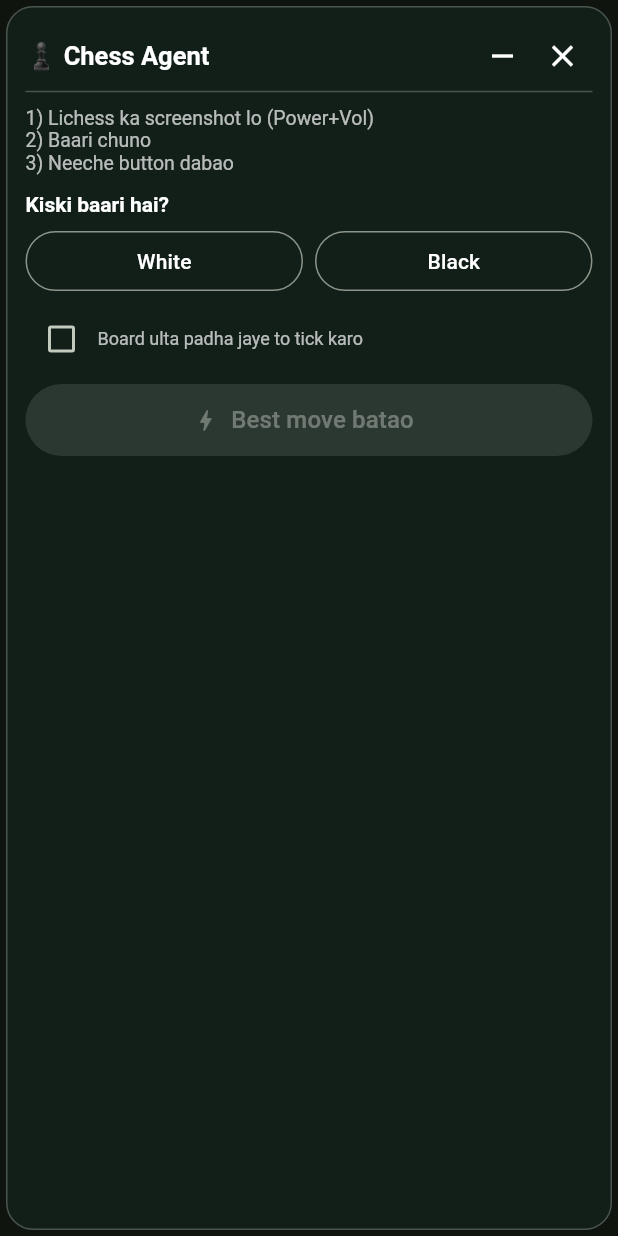
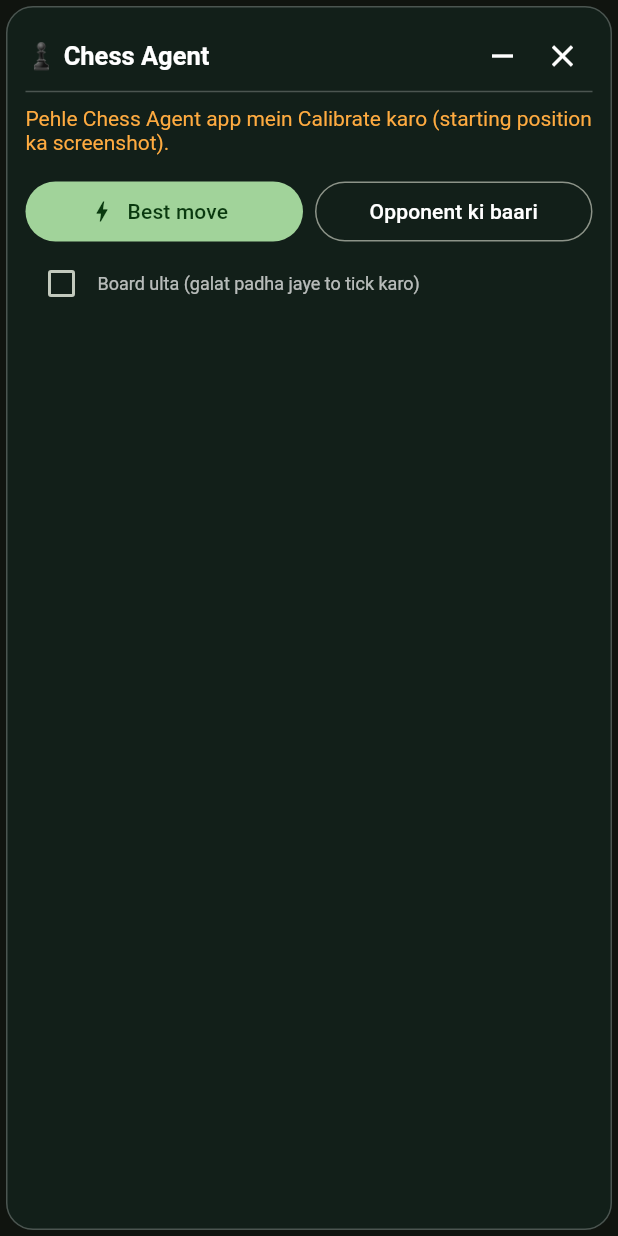
Before and after one commit to istehsansheikh122-sketch/chess, a Flutter app: the OverlayRoot widget shown alone on an empty page, opened directly, after a tap on an icon or button, on a phone screen of 412 x 824 dp. Run offline on Flutter 3.47's test engine with Material 3 defaults, Android fonts, the phone set to English and light mode, and no system bars; our stand-ins replace image_picker, shared_preferences; missing offline and left inert: dartchess, flutter_overlay_window, media_projection_screenshot, photo_manager, stockfish; accounts and stored records are empty; statements that could not run were skipped.

Commit message:
update 9

```diff
--- a/lib/main.dart
+++ b/lib/main.dart
@@ -6,6 +6,7 @@ import 'package:image/image.dart' as img;
 import 'package:image_picker/image_picker.dart';
 import 'package:shared_preferences/shared_preferences.dart';
 import 'package:flutter_overlay_window/flutter_overlay_window.dart';
+import 'package:media_projection_screenshot/media_projection_screenshot.dart';
 import 'package:photo_manager/photo_manager.dart' as pm;
 import 'engine.dart';
 import 'llm.dart';
@@ -360,6 +361,8 @@ class _HomeState extends State<Home> with WidgetsBindingObserver {
       return;
     }
     final limited = ps == pm.PermissionState.limited;
+    // Screen-capture ki ek-baar permission (system dialog mein "Start now" dabana hai)
+    MediaProjectionScreenshot().requestPermission();
 
     // Floating bubble start
     final dpr = MediaQuery.of(context).devicePixelRatio;
@@ -445,7 +448,7 @@ class _HomeState extends State<Home> with WidgetsBindingObserver {
             child: const Padding(
               padding: EdgeInsets.all(12),
               child: Text(
-                'Floating ♟ on hai. Lichess mein game khelo → Power+Volume se screenshot lo → ♟ bubble tap karo → baari chuno → "Best move batao" dabao. Move usi popup mein dikhegi.',
+                'Floating ♟ on hai. Lichess mein jab apni baari aaye → ♟ bubble tap karo. Screen khud capture hogi aur best move popup mein dikhegi.',
                 style: TextStyle(fontSize: 13),
               ),
             ),
--- a/lib/overlay.dart
+++ b/lib/overlay.dart
@@ -5,20 +5,44 @@ import 'dart:typed_data';
 import 'dart:ui';
 import 'package:flutter/material.dart';
 import 'package:flutter_overlay_window/flutter_overlay_window.dart';
+import 'package:image/image.dart' as img;
+import 'package:media_projection_screenshot/media_projection_screenshot.dart';
 import 'package:photo_manager/photo_manager.dart' as pm;
 import 'package:shared_preferences/shared_preferences.dart';
 import 'engine.dart';
 import 'recognizer.dart';
 
-/// Floating popup (overlay). Collapsed = chhota ♟ bubble, tap par bada panel khulta hai:
-/// baari chuno -> "Best move batao" -> loading -> move isi panel mein.
+/// Floating popup (overlay). Bubble tap = poora kaam:
+/// panel chhupao -> screen capture -> board padho -> engine -> panel mein best move.
 /// NOTE: overlayMain() main.dart mein hai (plugin ki shart).
 enum _Phase { idle, loading, result, error }
 
-/// Board padhna alag thread par. Ye top-level function hai taake widget/State
-/// closure ke saath isolate ko na bheja jaye (warna "object is unsendable" error aata hai).
+/// Board padhna alag thread par. Top-level function hai taake widget/State
+/// closure ke saath isolate ko na bheja jaye.
 Future<List<String>> scanInBackground(String tplJson, Uint8List bytes) {
   return Isolate.run(() => Templates.decode(tplJson).scan(bytes));
+}
+
+/// MediaProjection se aayi raw RGBA pixels ko JPEG banao (alag thread par).
+Future<Uint8List> rawToJpg(Uint8List raw, int w, int h, int rowStride) {
+  return Isolate.run(() {
+    final im = img.Image.fromBytes(
+      width: w,
+      height: h,
+      bytes: raw.buffer,
+      rowStride: rowStride > 0 ? rowStride : w * 4,
+      numChannels: 4,
+      order: img.ChannelOrder.rgba,
+    );
+    return Uint8List.fromList(img.encodeJpg(im, quality: 92));
+  });
+}
+
+bool _looksLikeImageFile(Uint8List b) {
+  if (b.length < 4) return false;
+  final png = b[0] == 0x89 && b[1] == 0x50 && b[2] == 0x4E && b[3] == 0x47;
+  final jpg = b[0] == 0xFF && b[1] == 0xD8;
+  return png || jpg;
 }
 
 class OverlayRoot extends StatefulWidget {
@@ -29,14 +53,15 @@ class OverlayRoot extends StatefulWidget {
 
 class _OverlayRootState extends State<OverlayRoot> {
   bool expanded = false;
-  bool? whiteTurn;
+  bool running = false;
   bool flip = false;
   _Phase phase = _Phase.idle;
   String status = '';
   String errorMsg = '';
+  String captureNote = '';
   Map<String, dynamic>? result;
   final Engine engine = Engine();
-  bool _running = false;
+  final MediaProjectionScreenshot _projection = MediaProjectionScreenshot();
 
   @override
   void initState() {
@@ -59,13 +84,14 @@ class _OverlayRootState extends State<OverlayRoot> {
   }
 
   Future<void> _expand() async {
+    if (expanded) return;
     double sw = 360;
     try {
       final s = await FlutterOverlayWindow.getScreenSize();
       sw = s.x.toDouble();
     } catch (_) {}
     final w = (sw - 16).clamp(260.0, 340.0).round();
-    await _setSize(w, 440, drag: false);
+    await _setSize(w, 460, drag: false);
     if (mounted) setState(() => expanded = true);
   }
 
@@ -73,8 +99,6 @@ class _OverlayRootState extends State<OverlayRoot> {
     if (mounted) setState(() => expanded = false);
     await _setSize(96, 96);
   }
-
-  // ---------------- Poora kaam isi popup ke andar (main app ki zarurat nahi) ----------------
 
   void _setStatus(String s) {
     if (mounted) {
@@ -94,6 +118,28 @@ class _OverlayRootState extends State<OverlayRoot> {
     }
   }
 
+  // ---------------- Screen lena ----------------
+
+  /// Pehle auto screen-capture (MediaProjection). Na chale to gallery ka naya screenshot.
+  Future<Uint8List> _grabScreen() async {
+    captureNote = '';
+    try {
+      final d = PlatformDispatcher.instance.views.first.display;
+      final w = d.size.width.round(), h = d.size.height.round();
+      final r = await _projection
+          .takeCapture(x: 0, y: 0, width: w, height: h)
+          .timeout(const Duration(seconds: 8));
+      if (r != null && r.bytes.isNotEmpty) {
+        if (_looksLikeImageFile(r.bytes)) return r.bytes;
+        return await rawToJpg(r.bytes, r.width, r.height, r.rowStride);
+      }
+      captureNote = 'Auto-capture se kuch nahi mila, gallery screenshot use hua.';
+    } catch (e) {
+      captureNote = 'Auto-capture nahi hua ($e). Gallery ka naya screenshot use hua.';
+    }
+    return _latestScreenshot();
+  }
+
   /// Gallery ka sabse naya screenshot (bina UI ke).
   Future<Uint8List> _latestScreenshot() async {
     final paths = await pm.PhotoManager.getAssetPathList(
@@ -110,9 +156,8 @@ class _OverlayRootState extends State<OverlayRoot> {
     final a = list.first;
     final age = DateTime.now().difference(a.createDateTime);
     if (age.inMinutes >= 3) {
-      throw 'Sabse naya screenshot ${age.inMinutes} minute purana hai. '
-          'Pehle naya screenshot lo (Power+Vol), phir dobara dabao. '
-          'Agar abhi liya tha to Photos ki "Allow all" permission check karo.';
+      throw 'Auto-capture nahi chala aur gallery ka sabse naya screenshot ${age.inMinutes} minute purana hai. '
+          'App mein "Floating Button On" karte waqt screen-capture ka "Start now" allow karo.';
     }
     final bytes = await a.originBytes;
     if (bytes == null) throw 'Screenshot khul nahi saka.';
@@ -126,36 +171,43 @@ class _OverlayRootState extends State<OverlayRoot> {
     return null;
   }
 
-  Future<void> _start() async {
-    if (whiteTurn == null || _running) return;
-    _running = true;
-    final white = whiteTurn!;
+  // ---------------- Poora kaam ----------------
+
+  /// opponent=false: meri (neeche wali side ki) baari. true: opponent ki baari.
+  Future<void> _run({bool opponent = false}) async {
+    if (running) return;
+    if (mounted) setState(() => running = true);
     var stage = 'shuru';
     try {
-      _setStatus('Screenshot dhoondh raha hoon...');
-
       stage = 'calibration load';
       final prefs = await SharedPreferences.getInstance();
       await prefs.reload();
       final ts = prefs.getString('tpl');
       if (ts == null) {
+        await _expand();
         _fail('Pehle Chess Agent app mein Calibrate karo (starting position ka screenshot).');
         return;
       }
 
-      stage = 'screenshot dhoondhna';
-      final shot = await _latestScreenshot();
+      // Panel board ko dhak leta hai, isliye capture se pehle chhupao.
+      if (expanded) await _collapse();
+      await Future.delayed(const Duration(milliseconds: 250));
 
+      stage = 'screen capture';
+      final shot = await _grabScreen();
+
+      await _expand();
       stage = 'board padhna';
       _setStatus('Board padh raha hoon...');
       await Future.delayed(const Duration(milliseconds: 80));
       final seen = await scanInBackground(ts, shot);
       var wb = _detectWhiteBottom(seen) ?? true;
       if (flip) wb = !wb;
+      final white = opponent ? !wb : wb; // neeche wali side meri hai
       final f = toFen(seen, wb, white);
       final err = checkFen(f);
       if (err != null) {
-        _fail('$err\n\nBoard ulta lage to "Board ulta" tick karke dobara try karo.');
+        _fail('$err\n\nBoard ulta lage to neeche "Board ulta" tick karke dobara try karo.');
         return;
       }
 
@@ -172,6 +224,7 @@ class _OverlayRootState extends State<OverlayRoot> {
         phase = _Phase.result;
         result = {
           'white': white,
+          'info': '${wb ? 'White' : 'Black'} neeche${opponent ? ' • opponent ki baari' : ''}',
           'san': san(f, m),
           'from': m.substring(0, 2),
           'to': m.substring(2, 4),
@@ -180,9 +233,12 @@ class _OverlayRootState extends State<OverlayRoot> {
         };
       });
     } catch (e) {
+      try {
+        await _expand();
+      } catch (_) {}
       _fail('[$stage] ${e is String ? e : e.toString()}');
     } finally {
-      _running = false;
+      if (mounted) setState(() => running = false);
     }
   }
 
@@ -192,6 +248,8 @@ class _OverlayRootState extends State<OverlayRoot> {
     } catch (_) {}
     await FlutterOverlayWindow.closeOverlay();
   }
+
+  // ---------------- UI ----------------
 
   @override
   Widget build(BuildContext context) {
@@ -204,13 +262,13 @@ class _OverlayRootState extends State<OverlayRoot> {
   Widget _bubble() {
     return Center(
       child: GestureDetector(
-        onTap: _expand,
+        onTap: running ? null : () => _run(),
         child: Container(
           width: 64,
           height: 64,
           decoration: BoxDecoration(
             shape: BoxShape.circle,
-            color: Colors.green.shade700,
+            color: running ? Colors.orange.shade700 : Colors.green.shade700,
             boxShadow: [
               BoxShadow(
                 color: Colors.black.withOpacity(0.4),
@@ -220,8 +278,13 @@ class _OverlayRootState extends State<OverlayRoot> {
             ],
             border: Border.all(color: Colors.white70, width: 2),
           ),
-          child: const Center(
-            child: Text('♟', style: TextStyle(fontSize: 32, color: Colors.white)),
+          child: Center(
+            child: running
+                ? const SizedBox(
+                    width: 30,
+                    height: 30,
+                    child: CircularProgressIndicator(strokeWidth: 3, color: Colors.white))
+                : const Text('♟', style: TextStyle(fontSize: 32, color: Colors.white)),
           ),
         ),
       ),
@@ -248,7 +311,7 @@ class _OverlayRootState extends State<OverlayRoot> {
               const Spacer(),
               IconButton(
                   visualDensity: VisualDensity.compact,
-                  onPressed: _collapse,
+                  onPressed: running ? null : _collapse,
                   icon: const Icon(Icons.remove, color: Colors.white)),
               IconButton(
                   visualDensity: VisualDensity.compact,
@@ -286,73 +349,47 @@ class _OverlayRootState extends State<OverlayRoot> {
         return Column(crossAxisAlignment: CrossAxisAlignment.start, children: [
           Text(errorMsg, style: const TextStyle(color: Colors.orangeAccent, fontSize: 14)),
           const SizedBox(height: 14),
-          SizedBox(
-            width: double.infinity,
-            child: FilledButton(
-                onPressed: () => setState(() => phase = _Phase.idle),
-                child: const Text('Dobara try karo')),
-          ),
+          _actions(),
         ]);
       case _Phase.idle:
-        return _setupView();
+        return Column(crossAxisAlignment: CrossAxisAlignment.start, children: [
+          const Text('Lichess par apni baari aaye to bas ♟ bubble tap karo.',
+              style: TextStyle(color: Colors.white70)),
+          const SizedBox(height: 14),
+          _actions(),
+        ]);
     }
   }
 
-  Widget _setupView() {
+  Widget _actions() {
     return Column(crossAxisAlignment: CrossAxisAlignment.start, children: [
-      const Text(
-          '1) Lichess ka screenshot lo (Power+Vol)\n2) Baari chuno\n3) Neeche button dabao',
-          style: TextStyle(fontSize: 13, color: Colors.white70)),
-      const SizedBox(height: 12),
-      const Text('Kiski baari hai?', style: TextStyle(fontWeight: FontWeight.bold)),
-      const SizedBox(height: 6),
       Row(children: [
-        Expanded(child: _turnBtn(true)),
+        Expanded(
+          child: FilledButton.icon(
+            onPressed: running ? null : () => _run(),
+            icon: const Icon(Icons.bolt),
+            label: const Text('Best move'),
+          ),
+        ),
         const SizedBox(width: 8),
-        Expanded(child: _turnBtn(false)),
+        Expanded(
+          child: OutlinedButton(
+            style: OutlinedButton.styleFrom(foregroundColor: Colors.white),
+            onPressed: running ? null : () => _run(opponent: true),
+            child: const Text('Opponent ki baari', textAlign: TextAlign.center),
+          ),
+        ),
       ]),
-      const SizedBox(height: 4),
       InkWell(
         onTap: () => setState(() => flip = !flip),
         child: Row(children: [
           Checkbox(value: flip, onChanged: (v) => setState(() => flip = v ?? false)),
           const Expanded(
-              child: Text('Board ulta padha jaye to tick karo',
+              child: Text('Board ulta (galat padha jaye to tick karo)',
                   style: TextStyle(fontSize: 12, color: Colors.white70))),
         ]),
       ),
-      const SizedBox(height: 6),
-      SizedBox(
-        width: double.infinity,
-        height: 48,
-        child: FilledButton.icon(
-          onPressed: whiteTurn == null ? null : _start,
-          icon: const Icon(Icons.bolt),
-          label: const Text('Best move batao', style: TextStyle(fontSize: 16)),
-        ),
-      ),
     ]);
-  }
-
-  Widget _turnBtn(bool white) {
-    final selected = whiteTurn == white;
-    final label = Text(white ? 'White' : 'Black');
-    if (selected) {
-      return FilledButton(
-        style: FilledButton.styleFrom(
-          backgroundColor: white ? Colors.white : Colors.black,
-          foregroundColor: white ? Colors.black : Colors.white,
-          side: const BorderSide(color: Colors.greenAccent, width: 2),
-        ),
-        onPressed: () => setState(() => whiteTurn = white),
-        child: label,
-      );
-    }
-    return OutlinedButton(
-      style: OutlinedButton.styleFrom(foregroundColor: Colors.white),
-      onPressed: () => setState(() => whiteTurn = white),
-      child: label,
-    );
   }
 
   Widget _resultView() {
@@ -371,6 +408,7 @@ class _OverlayRootState extends State<OverlayRoot> {
               style: const TextStyle(fontSize: 40, fontWeight: FontWeight.bold)),
           Text('${r['from']} → ${r['to']}   •   eval ${r['eval']}',
               style: const TextStyle(fontSize: 13)),
+          Text('${r['info']}', style: const TextStyle(fontSize: 11, color: Colors.white70)),
         ]),
       ),
       if (alts.isNotEmpty) ...[
@@ -378,16 +416,12 @@ class _OverlayRootState extends State<OverlayRoot> {
         const Text('Doosri options:', style: TextStyle(fontSize: 12, color: Colors.white70)),
         for (final a in alts) Text('• $a', style: const TextStyle(fontSize: 14)),
       ],
-      const SizedBox(height: 12),
-      SizedBox(
-        width: double.infinity,
-        child: OutlinedButton.icon(
-          style: OutlinedButton.styleFrom(foregroundColor: Colors.white),
-          onPressed: () => setState(() => phase = _Phase.idle),
-          icon: const Icon(Icons.refresh),
-          label: const Text('Naya screenshot / agli baari'),
-        ),
-      ),
+      if (captureNote.isNotEmpty) ...[
+        const SizedBox(height: 8),
+        Text(captureNote, style: const TextStyle(fontSize: 11, color: Colors.orangeAccent)),
+      ],
+      const SizedBox(height: 10),
+      _actions(),
     ]);
   }
 }
--- a/pubspec.yaml
+++ b/pubspec.yaml
@@ -1,7 +1,7 @@
 name: chess_agent
 description: Screenshot se chess best move batane wali app. Floating button ke sath.
 publish_to: none
-version: 1.4.1+8
+version: 1.5.0+9
 environment:
   sdk: ">=3.3.0 <4.0.0"
 dependencies:
@@ -15,5 +15,6 @@ dependencies:
   shared_preferences: ^2.3.2
   flutter_overlay_window: ^1.0.2
   photo_manager: ^3.6.0
+  media_projection_screenshot: ^0.0.6
 flutter:
   uses-material-design: true
```
Also changed, not shown: 2 other files.
